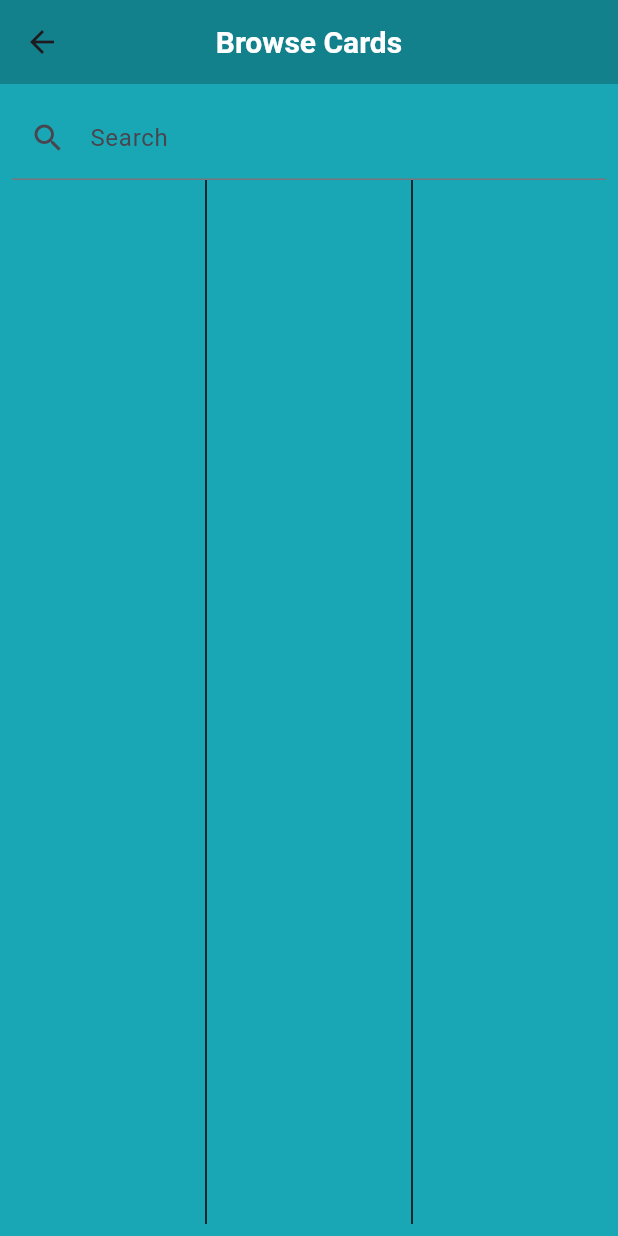
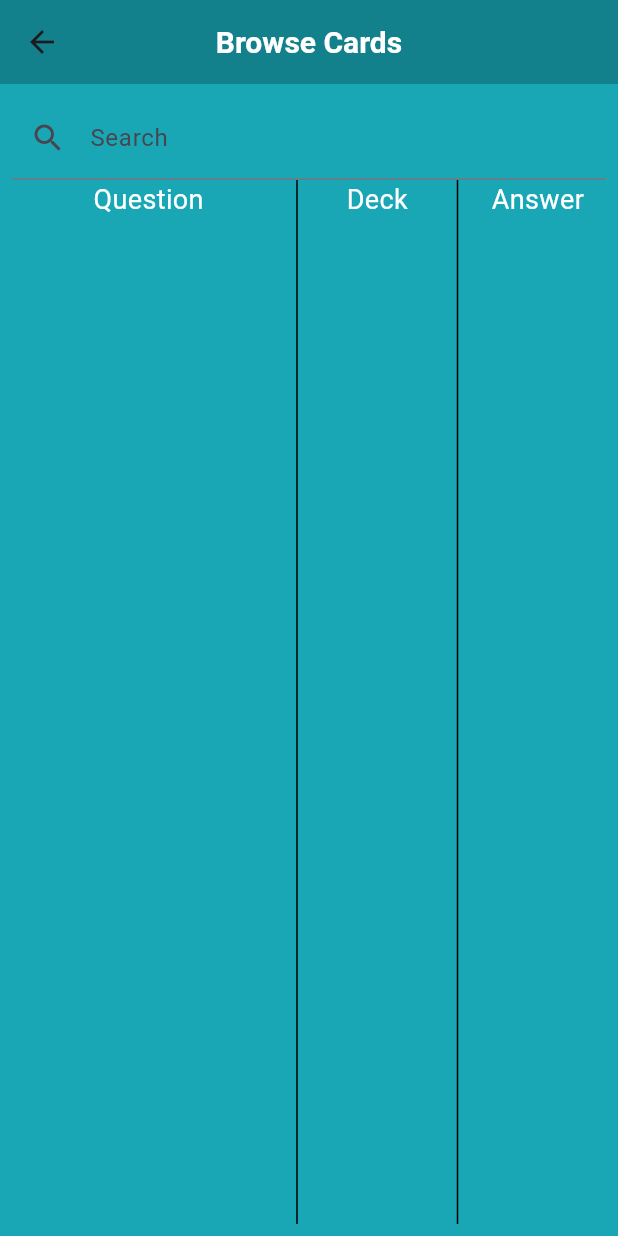
Before and after one commit to SamWylie262/Computer-Science-NEA, a Flutter app: the BrowsePage screen opened directly, on a phone screen of 412 x 824 dp. Run offline on Flutter 3.47's test engine with Material 3 defaults, Android fonts, the light colour scheme and no system bars; missing offline and left inert: flutter_neon, resizable_widget.

Commit message:
titles to search columns

```diff
--- a/lib/pages/browse_page.dart
+++ b/lib/pages/browse_page.dart
@@ -1,5 +1,6 @@
 import 'package:flutter/material.dart';
 import 'package:secondly/pages/home_page.dart';
+import 'package:resizable_widget/resizable_widget.dart';
 
 class BrowsePage extends StatefulWidget {
   const BrowsePage({super.key});
@@ -45,15 +46,37 @@ class _BrowsePageState extends State<BrowsePage> {
               child: Row(
                 children: <Widget>[
                   Expanded(
-                    child: Container(),
+                    flex: 2,
+                    child: Column(
+                      children: <Widget>[
+                        Text('Question'), // Add title to the first column
+                        Expanded(
+                          child: Container(),
+                        ),
+                      ],
+                    ),
                   ),
                   VerticalDivider(color: Colors.black),
                   Expanded(
-                    child: Container(),
+                    child: Column(
+                      children: <Widget>[
+                        Text('Deck'), // Add title to the second column
+                        Expanded(
+                          child: Container(),
+                        ),
+                      ],
+                    ),
                   ),
                   VerticalDivider(color: Colors.black),
                   Expanded(
-                    child: Container(),
+                    child: Column(
+                      children: <Widget>[
+                        Text('Answer'), // Add title to the third column
+                        Expanded(
+                          child: Container(),
+                        ),
+                      ],
+                    ),
                   ),
                 ],
               ),
--- a/pubspec.yaml
+++ b/pubspec.yaml
@@ -37,6 +37,7 @@ dependencies:
   cupertino_icons: ^1.0.2
   provider: ^6.0.3
   flutter_neon: ^0.1.0+5
+  resizable_widget: ^1.0.5
 
 dev_dependencies:
   flutter_test:
```
Also changed, not shown: pubspec.lock.
